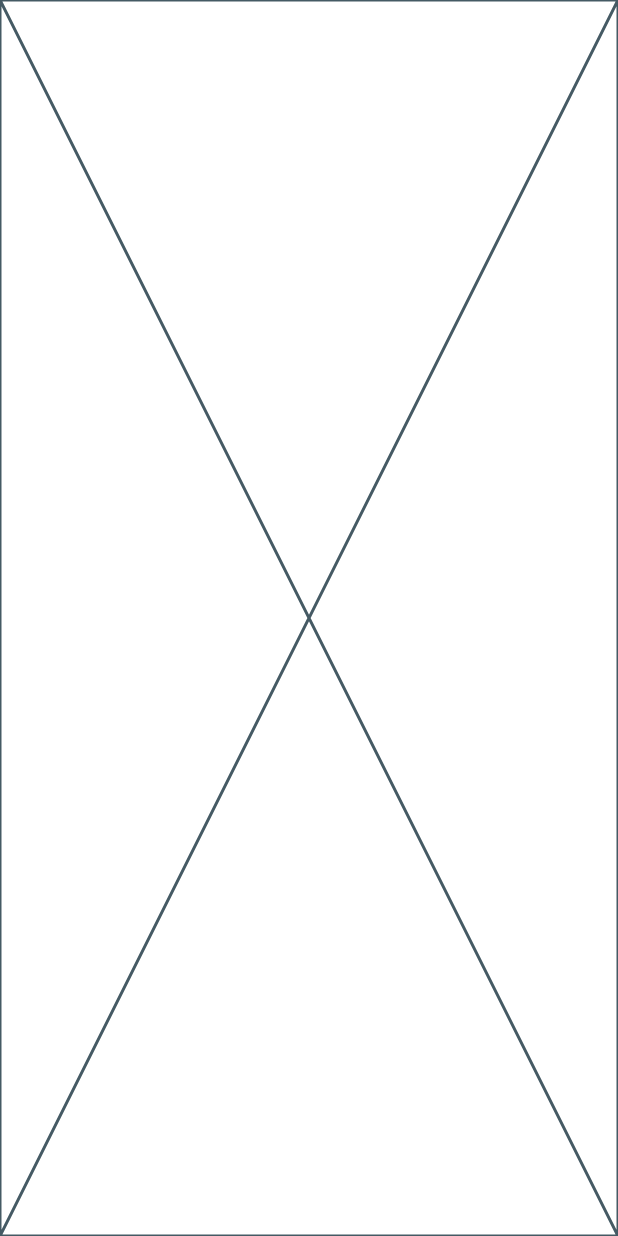
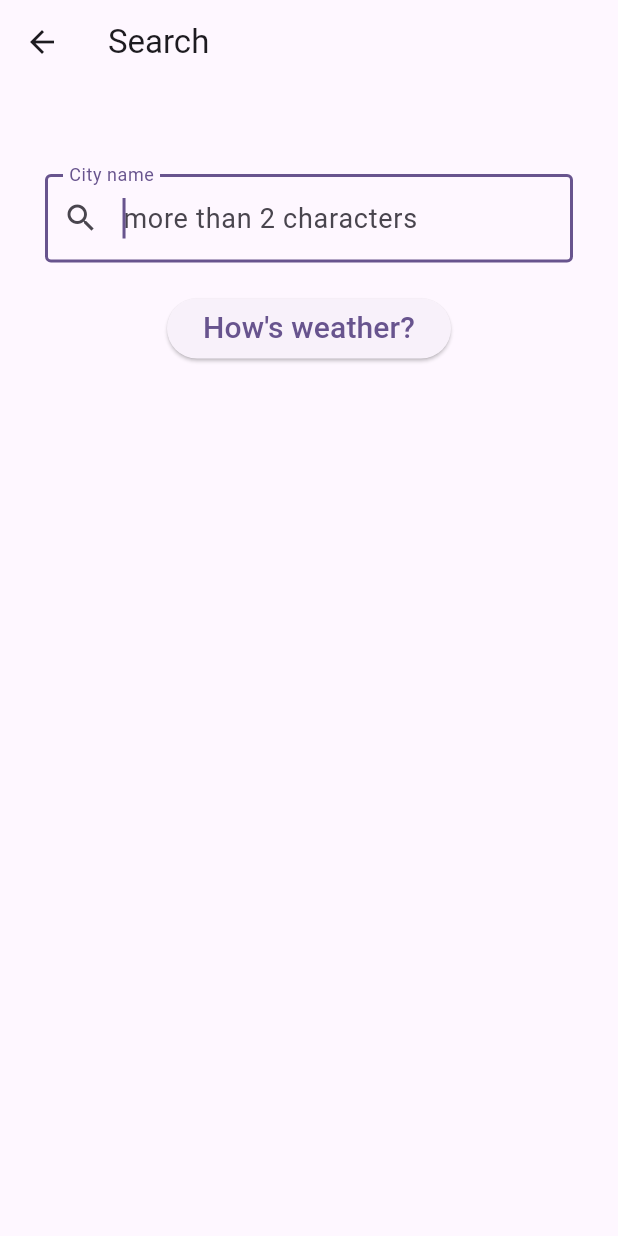
Before and after one commit to Suganya14Oct/weather_app, a Flutter app: the screen it shows after launch, after a tap on the "search" icon, on a phone screen of 412 x 824 dp. Run offline on Flutter 3.47's test engine with Material 3 defaults, Android fonts, the phone set to English and light mode, and no system bars; our stand-ins replace equatable, flutter_dotenv.

Commit message:
search_logic_ui

```diff
--- a/lib/pages/home_page.dart
+++ b/lib/pages/home_page.dart
@@ -17,6 +17,8 @@
 
 class _HomePageState extends State<HomePage> {
 
+  String? _city;
+
 
   @override
   Widget build(BuildContext context) {
@@ -24,11 +26,18 @@
       appBar: AppBar(
         title: Text('Weather'),
         actions: [
-          IconButton(onPressed: () async {
-            await Navigator.push(context, MaterialPageRoute(builder: (context){
+          IconButton(
+              icon: Icon(Icons.search),
+              onPressed: () async {
+            _city = await Navigator.push(context, MaterialPageRoute(builder: (context){
               return SearchPage();
             }));
-          }, icon: Icon(Icons.search))
+            print("city: $_city");
+            if (_city != null){
+              context.read<WeatherProvider>().fetchWeather(_city!);
+            }
+          },
+          )
         ],
       ),
       body: Center(
--- a/lib/pages/search_page.dart
+++ b/lib/pages/search_page.dart
@@ -9,8 +9,68 @@
 }
 
 class _SearchPageState extends State<SearchPage> {
+
+  final _formKey = GlobalKey<FormState>();
+  String? _city;
+  AutovalidateMode autovalidateMode = AutovalidateMode.disabled;
+
+  void _submit(){
+   setState(() {
+     autovalidateMode = AutovalidateMode.always;
+   });
+
+   final form = _formKey.currentState;
+
+   if (form != null && form.validate()){
+     form.save();
+     Navigator.pop(context, _city!.trim());
+   }
+  }
+
   @override
   Widget build(BuildContext context) {
-    return const Placeholder();
+    return Scaffold(
+      appBar: AppBar(
+        title: const Text('Search'),
+      ),
+      body: Form(
+        key: _formKey,
+        autovalidateMode: autovalidateMode,
+        child: Column(
+          children: [
+            const SizedBox(height: 60.0),
+            Padding(padding: const EdgeInsets.symmetric(horizontal: 30.0),
+            child: TextFormField(
+              autofocus: true,
+              style: TextStyle(fontSize: 18.0),
+              decoration: InputDecoration(
+                labelText: 'City name',
+                hintText: 'more than 2 characters',
+                prefixIcon: Icon(Icons.search),
+                border: OutlineInputBorder()
+              ),
+              validator: (String? input) {
+                if (input == null || input.trim().length < 2) {
+                  return 'City name must be at least 2 characters long';
+                }
+                return null;
+              },
+              onSaved: (String? input){
+                _city = input;
+              },
+            ),
+            ),
+            const SizedBox(height: 20.0),
+            ElevatedButton(
+                onPressed: _submit,
+                child: const Text(
+                  "How's weather?",
+                  style: TextStyle(fontSize: 20.0),
+                )
+            )
+          ],
+        ),
+      )
+    );
   }
 }
--- a/lib/provider/weather/weather_provider.dart
+++ b/lib/provider/weather/weather_provider.dart
@@ -30,6 +30,7 @@
 
     } on CustomError catch (e) {
       _state = _state.copyWith(status: WeatherStatus.error, error: e);
+      print('state: $_state');
       notifyListeners();
     }
   }
```
